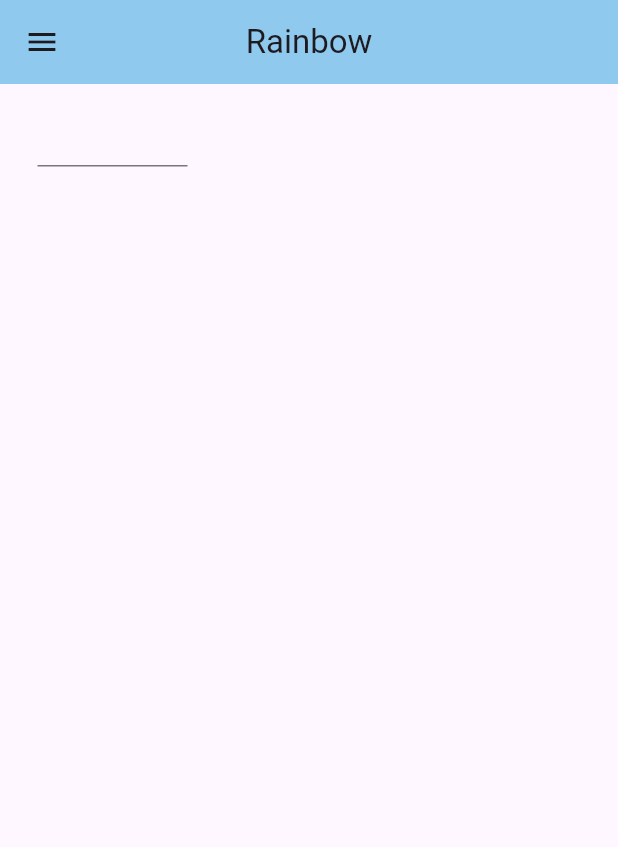
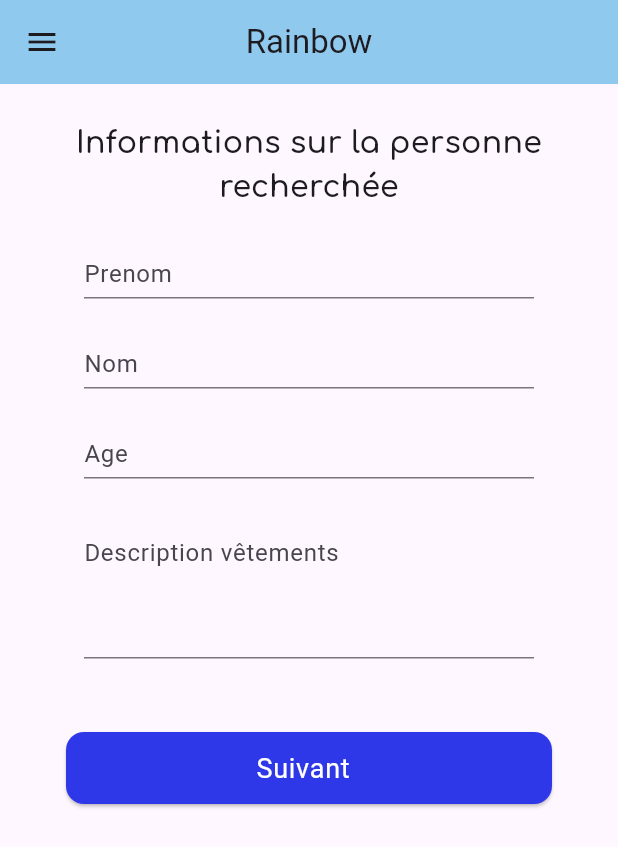
Before and after one commit to Corentin-W/Rainbow, a Flutter app: the screen it shows once a user with an empty profile is signed in, after a tap on the "add" icon, on a phone screen of 412 x 824 dp. Shown: the top 847 px of the screen. Run offline on Flutter 3.47's test engine with Material 2 defaults, Android fonts, the light colour scheme and no system bars; our stand-ins replace cloud_firestore, firebase_auth, firebase_core, flutter_dotenv, flutter_signin_button, google_fonts and 2 more; missing offline and left inert: flutter_google_places_hoc081098, google_maps_webservice; accounts and stored records are empty.

Commit message:
v2 form encours

```diff
--- a/lib/controllers/home.dart
+++ b/lib/controllers/home.dart
@@ -72,11 +72,11 @@ class _HomeState extends State<Home> {
               Navigator.push(context,
                   MaterialPageRoute(builder: (context) => const NewCase()));
             },
-            child: Icon(Icons.add),
+            child: const Icon(Icons.add),
           ),
         ),
-        SizedBox(height: 5),
-        Text('Ajouter un case')
+        const SizedBox(height: 5),
+        const Text('Ajouter un case')
       ],
     );
   }
@@ -90,11 +90,11 @@ class _HomeState extends State<Home> {
           child: FloatingActionButton(
             heroTag: 'searchButton',
             onPressed: () {},
-            child: Icon(Icons.search),
+            child: const Icon(Icons.search),
           ),
         ),
-        SizedBox(height: 5),
-        Text('Chercher un case')
+        const SizedBox(height: 5),
+        const Text('Chercher un case')
       ],
     );
   }
@@ -108,11 +108,11 @@ class _HomeState extends State<Home> {
           child: FloatingActionButton(
             heroTag: 'favoriteButton',
             onPressed: () {},
-            child: Icon(Icons.favorite),
+            child: const Icon(Icons.favorite),
           ),
         ),
-        SizedBox(height: 5),
-        Text('Chercher un case')
+        const SizedBox(height: 5),
+        const Text('Chercher un case')
       ],
     );
   }
@@ -126,11 +126,11 @@ class _HomeState extends State<Home> {
           child: FloatingActionButton(
             heroTag: 'settingsButton',
             onPressed: () {},
-            child: Icon(Icons.settings),
+            child: const Icon(Icons.settings),
           ),
         ),
-        SizedBox(height: 5),
-        Text('Chercher un case')
+        const SizedBox(height: 5),
+        const Text('Chercher un case')
       ],
     );
   }
--- a/lib/controllers/new_case.dart
+++ b/lib/controllers/new_case.dart
@@ -1,9 +1,21 @@
 import 'package:flutter/material.dart';
 
 import '../globals/drawer.dart';
+import '../globals/globals.dart';
 
-class NewCase extends StatelessWidget {
+class NewCase extends StatefulWidget {
   const NewCase({super.key});
+
+  @override
+  State<NewCase> createState() => _NewCaseState();
+}
+
+class _NewCaseState extends State<NewCase> {
+  final prenomPersonneDisparue = TextEditingController();
+  final nomPersonneDisparue = TextEditingController();
+  final agePersonneDisparue = TextEditingController();
+  final descriptionPersonneDisparue = TextEditingController();
+  Globals globals = Globals();
 
   @override
   Widget build(BuildContext context) {
@@ -24,23 +36,124 @@ class NewCase extends StatelessWidget {
     return SingleChildScrollView(
       physics: const BouncingScrollPhysics(),
       child: Padding(
-        padding: EdgeInsets.all(25),
-        child: Column(
-            mainAxisSize: MainAxisSize.max,
-            mainAxisAlignment: MainAxisAlignment.spaceAround,
-            children: [name()]),
+        padding: const EdgeInsets.all(25),
+        child: Center(
+          child: Column(
+              mainAxisSize: MainAxisSize.max,
+              mainAxisAlignment: MainAxisAlignment.spaceAround,
+              children: [
+                titleFirst(),
+                const SizedBox(
+                  height: 30,
+                ),
+                surName(),
+                const SizedBox(height: 30),
+                name(),
+                const SizedBox(height: 30),
+                age(),
+                const SizedBox(height: 30),
+                descriptionVetements(),
+                const SizedBox(height: 30),
+                validateButton(),
+                const SizedBox(height: 30),
+              ]),
+        ),
+      ),
+    );
+  }
+
+  surName() {
+    return Container(
+      width: 300,
+      height: 30,
+      child: TextField(
+        controller: prenomPersonneDisparue,
+        autocorrect: true,
+        decoration: const InputDecoration(hintText: "Prenom"),
       ),
     );
   }
 
   name() {
     return Container(
-      width: 100,
+      width: 300,
       height: 30,
       child: TextField(
+        controller: nomPersonneDisparue,
         autocorrect: true,
-        decoration: InputDecoration(),
+        decoration: const InputDecoration(hintText: "Nom"),
       ),
     );
   }
+
+  age() {
+    return Container(
+      width: 300,
+      height: 30,
+      child: TextField(
+        keyboardType: TextInputType.number,
+        controller: agePersonneDisparue,
+        autocorrect: true,
+        decoration: const InputDecoration(hintText: "Age"),
+      ),
+    );
+  }
+
+  descriptionVetements() {
+    return Container(
+      width: 300,
+      height: 90,
+      child: TextField(
+        maxLines: 10,
+        controller: descriptionPersonneDisparue,
+        autocorrect: true,
+        decoration: const InputDecoration(hintText: "Description vêtements"),
+      ),
+    );
+  }
+
+  titleFirst() {
+    return globals.textWithRainbowPolice(
+        textData: "Informations sur la personne recherchée",
+        size: 20,
+        align: TextAlign.center,
+        weight: FontWeight.w600);
+  }
+
+  validateButton() {
+    return Positioned(
+        top: 20,
+        child: InkWell(
+            onTap: () {
+              print('Prenom : ');
+              print(prenomPersonneDisparue.text);
+
+              print('Nom : ');
+              print(nomPersonneDisparue.text);
+
+              print('age : ');
+              print(agePersonneDisparue.text);
+
+              print('description : ');
+              print(descriptionPersonneDisparue.text);
+            },
+            child: Padding(
+              padding: const EdgeInsets.all(15),
+              child: Card(
+                color: const Color.fromARGB(255, 46, 56, 232),
+                child: Container(
+                    padding: const EdgeInsets.all(0),
+                    width: MediaQuery.of(context).size.width - 40,
+                    child: const ListTile(
+                      title: Center(
+                        child: Text(
+                          'Suivant',
+                          style: TextStyle(fontSize: 18, color: Colors.white),
+                        ),
+                      ),
+                      dense: true,
+                    )),
+              ),
+            )));
+  }
 }
--- a/lib/globals/drawer.dart
+++ b/lib/globals/drawer.dart
@@ -24,7 +24,7 @@ class DrawerGlobal extends StatelessWidget {
             ),
             title: const Text('Accueil'),
             onTap: () {
-              Navigator.pop(
+              Navigator.push(
                   context, MaterialPageRoute(builder: (context) => Home()));
             },
           ),
@@ -52,7 +52,7 @@ class DrawerGlobal extends StatelessWidget {
             ),
             title: const Text('Informations'),
             onTap: () {
-              Navigator.pop(
+              Navigator.push(
                   context,
                   MaterialPageRoute(
                       builder: (context) => const Informations()));
```
